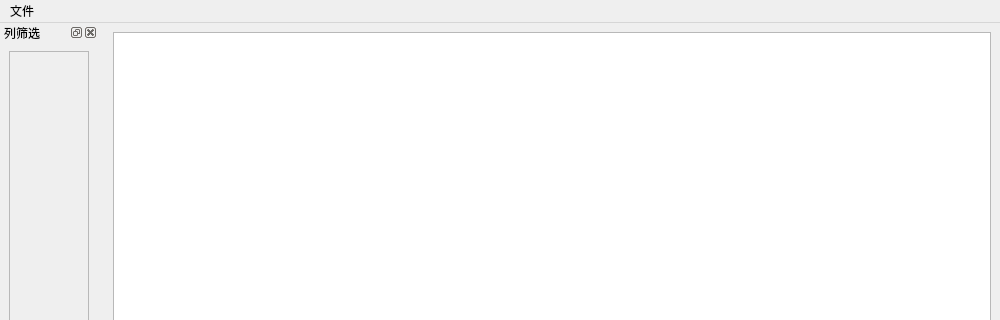
First picture: the form in csv-viewer/mainwindow.ui, repository aaaaaaaawuhuan/csv-viewer, before the edit; both pictures show x 0 to 1000 and y 0 to 320 of the 1000 by 700 pixel window.
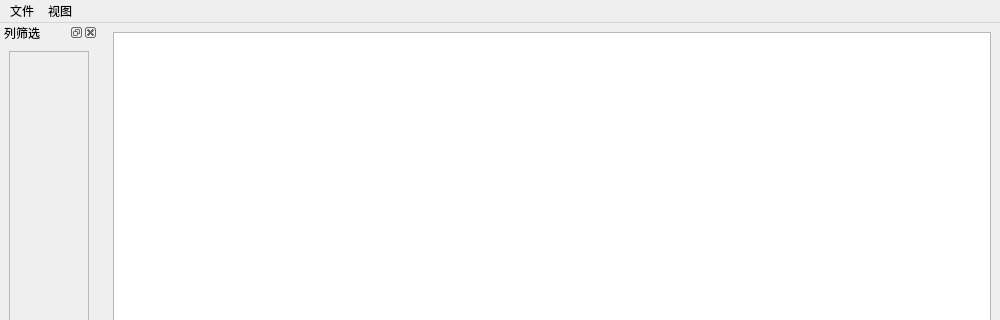
Second picture: the form after the edit.

Commit message:
feat(视图): 添加筛选面板显示/隐藏切换功能
- 在视图菜单中添加显示/隐藏筛选面板的选项
- 实现面板状态与菜单选项的同步
- 默认保持筛选面板可见状态

What changed in the file:
```diff
--- a/csv-viewer/mainwindow.ui
+++ b/csv-viewer/mainwindow.ui
@@ -89,7 +89,14 @@
     </property>
     <addaction name="actionOpen"/>
    </widget>
+   <widget class="QMenu" name="menuView">
+    <property name="title">
+     <string>视图</string>
+    </property>
+    <addaction name="actionShowFilterPanel"/>
+   </widget>
    <addaction name="menuFile"/>
+   <addaction name="menuView"/>
   </widget>
   <widget class="QStatusBar" name="statusbar"/>
   <action name="actionOpen">
```
Left out of the diff: 11 changed lines with no effect on the pictures. The commit also changes 2 other files.
